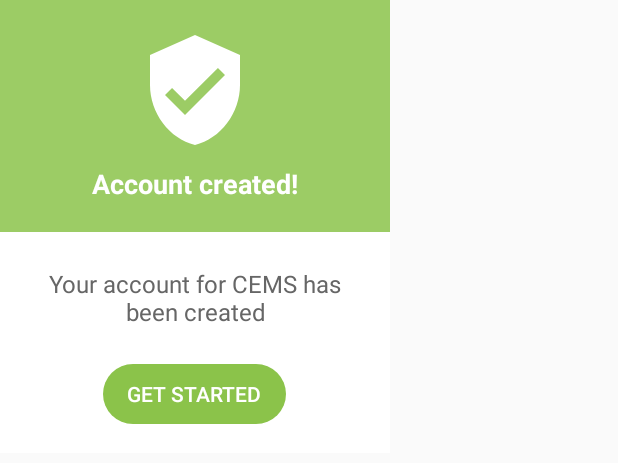
After one commit to gnanasreekar/CEMS, an Android app: the layout acc_confirmed.xml on its own in the app's theme, with its tools: preview values and no code run, on a phone screen of 412 x 824 dp. The commit adds this screen. Shown: the top 463 px of the screen. Run offline under Robolectric (Android 15) with nearby library versions, the phone set to English and light mode, and no system bars.

Commit message:
UI change

```diff
--- a/app/src/main/java/com/rgs/cems/Auth/Login.java
+++ b/app/src/main/java/com/rgs/cems/Auth/Login.java
@@ -85,6 +85,9 @@ public class Login extends AppCompatActivity {
                             editor.putString("name" , fb_name);
                             editor.putString("email" , fb_email);
                             editor.apply();
+                            Log.d("firebase" , fb_name);
+                            Log.d("firebase2" , fb_email);
+                            Log.d("firebase3" , fb_uid);
                         }
 
                         @Override
--- a/app/src/main/java/com/rgs/cems/Auth/Signup.java
+++ b/app/src/main/java/com/rgs/cems/Auth/Signup.java
@@ -91,7 +91,9 @@ public class Signup extends AppCompatActivity {
                                 databaseReference.child("Name").setValue(username.getText().toString());
                                 databaseReference.child("Email").setValue(emailId.getText().toString());
                                 databaseReference.child("UID").setValue(firebaseAuth.getUid());
-                                startActivity(new Intent(Signup.this, MainActivity.class));
+
+                                startActivity( new Intent(Signup.this, MainActivity.class));
+
                             }
                         }
                     });
@@ -147,4 +149,5 @@ public class Signup extends AppCompatActivity {
         dialog.getWindow().setAttributes(lp);
     }
 
+
 }
--- /dev/null
+++ b/app/src/main/res/drawable-v21/btn_rounded_green.xml
@@ -0,0 +1,46 @@
+<?xml version="1.0" encoding="utf-8"?>
+<selector xmlns:android="http://schemas.android.com/apk/res/android">
+    <item android:state_pressed="true">
+
+        <layer-list>
+            <item android:bottom="4dp" android:left="4dp" android:right="4dp" android:top="4dp">
+                <shape android:shape="rectangle">
+                    <corners android:bottomLeftRadius="30dp" android:bottomRightRadius="30dp" android:radius="60dp" android:topLeftRadius="30dp" android:topRightRadius="30dp" />
+                    <solid android:color="@color/light_green_600" />
+                    <padding android:bottom="0dp" android:left="0dp" android:right="0dp" android:top="0dp" />
+                    <size android:width="110dp" android:height="40dp" />
+                </shape>
+            </item>
+        </layer-list>
+
+    </item>
+    <item android:state_focused="true">
+
+        <layer-list>
+            <item android:bottom="4dp" android:left="4dp" android:right="4dp" android:top="4dp">
+                <shape android:shape="rectangle">
+                    <corners android:bottomLeftRadius="30dp" android:bottomRightRadius="30dp" android:radius="60dp" android:topLeftRadius="30dp" android:topRightRadius="30dp" />
+                    <solid android:color="@color/light_green_600" />
+                    <padding android:bottom="0dp" android:left="0dp" android:right="0dp" android:top="0dp" />
+                    <size android:width="110dp" android:height="40dp" />
+                </shape>
+            </item>
+        </layer-list>
+
+    </item>
+
+    <item>
+
+        <layer-list>
+            <item android:bottom="4dp" android:left="4dp" android:right="4dp" android:top="4dp">
+                <shape android:shape="rectangle">
+                    <corners android:bottomLeftRadius="30dp" android:bottomRightRadius="30dp" android:radius="60dp" android:topLeftRadius="30dp" android:topRightRadius="30dp" />
+                    <solid android:color="@color/light_green_500" />
+                    <padding android:bottom="0dp" android:left="0dp" android:right="0dp" android:top="0dp" />
+                    <size android:width="110dp" android:height="40dp" />
+                </shape>
+            </item>
+        </layer-list>
+
+    </item>
+</selector>
--- /dev/null
+++ b/app/src/main/res/drawable/ic_verified_user_black_24dp.xml
@@ -0,0 +1,5 @@
+<vector android:height="24dp" android:tint="#FAFAFA"
+    android:viewportHeight="24.0" android:viewportWidth="24.0"
+    android:width="24dp" xmlns:android="http://schemas.android.com/apk/res/android">
+    <path android:fillColor="#FF000000" android:pathData="M12,1L3,5v6c0,5.55 3.84,10.74 9,12 5.16,-1.26 9,-6.45 9,-12L21,5l-9,-4zM10,17l-4,-4 1.41,-1.41L10,14.17l6.59,-6.59L18,9l-8,8z"/>
+</vector>
--- /dev/null
+++ b/app/src/main/res/layout/acc_confirmed.xml
@@ -0,0 +1,76 @@
+<?xml version="1.0" encoding="utf-8"?>
+<LinearLayout xmlns:android="http://schemas.android.com/apk/res/android"
+    xmlns:app="http://schemas.android.com/apk/res-auto"
+    android:layout_width="260dp"
+    android:layout_height="wrap_content"
+    android:background="@android:color/white"
+    android:orientation="vertical">
+
+    <LinearLayout
+        android:layout_width="match_parent"
+        android:layout_height="wrap_content"
+        android:background="@color/green"
+        android:gravity="center"
+        android:minHeight="120dp"
+        android:orientation="vertical"
+        android:padding="@dimen/spacing_mlarge">
+
+        <ImageView
+            android:id="@+id/icon"
+            android:layout_width="80dp"
+            android:layout_height="80dp"
+            android:tint="@android:color/white"
+            android:src="@drawable/ic_verified_user_black_24dp" />
+
+        <TextView
+            android:id="@+id/title"
+            android:layout_width="wrap_content"
+            android:layout_height="wrap_content"
+            android:layout_marginTop="@dimen/spacing_middle"
+            android:text="Account created!"
+            android:textAppearance="@style/TextAppearance.AppCompat.Medium"
+            android:textColor="@android:color/white"
+            android:textStyle="bold" />
+
+    </LinearLayout>
+
+    <LinearLayout
+        android:layout_width="match_parent"
+        android:layout_height="wrap_content"
+        android:gravity="center_vertical|start"
+        android:orientation="vertical"
+        android:padding="@dimen/spacing_mlarge">
+
+        <TextView
+            android:id="@+id/content"
+            android:layout_width="wrap_content"
+            android:layout_height="wrap_content"
+            android:layout_marginTop="@dimen/spacing_small"
+            android:text="Your account for CEMS has been created"
+            android:textAlignment="center"
+            android:textAppearance="@style/TextAppearance.AppCompat.Subhead"
+            android:textColor="@color/grey_60" />
+    </LinearLayout>
+
+    <LinearLayout
+        android:id="@+id/lyt_action"
+        android:layout_width="match_parent"
+        android:layout_height="wrap_content"
+        android:layout_marginBottom="@dimen/spacing_large"
+        android:gravity="center"
+        android:orientation="horizontal">
+
+        <androidx.appcompat.widget.AppCompatButton
+            android:id="@+id/bt_close"
+            android:layout_width="wrap_content"
+            android:layout_height="wrap_content"
+            style="@style/Widget.AppCompat.Button.Borderless"
+            android:background="@drawable/btn_rounded_green"
+            android:paddingLeft="@dimen/spacing_mlarge"
+            android:paddingRight="@dimen/spacing_mlarge"
+            android:text="Get started"
+            android:textColor="@android:color/white" />
+
+    </LinearLayout>
+
+</LinearLayout>
--- a/app/src/main/res/layout/activity_main.xml
+++ b/app/src/main/res/layout/activity_main.xml
@@ -6,7 +6,7 @@
     android:layout_width="match_parent"
     android:layout_height="match_parent"
     android:fitsSystemWindows="true"
-    android:background="@color/dark"
+    android:background="@color/colorPrimaryDark"
     tools:openDrawer="start">
 
     <include
--- a/app/src/main/res/layout/nav_header_main.xml
+++ b/app/src/main/res/layout/nav_header_main.xml
@@ -3,7 +3,7 @@
     xmlns:app="http://schemas.android.com/apk/res-auto"
     android:layout_width="match_parent"
     android:layout_height="@dimen/nav_header_height"
-    android:background="@color/kindablue"
+    android:background="@color/dark"
     android:gravity="bottom"
     android:orientation="vertical"
     android:paddingLeft="@dimen/activity_horizontal_margin"
--- a/app/src/main/res/values/colors.xml
+++ b/app/src/main/res/values/colors.xml
@@ -26,5 +26,8 @@
     <color name="orange_600">#FB8C00</color>
     <color name="orange_500">#FF9800</color>
     <color name="mtrl_textinput_default_box_stroke_color" tools:override="true">#FF9800</color>
+    <color name="green">#9CCC65</color>
+    <color name="light_green_600">#7CB342</color>
+    <color name="light_green_500">#8BC34A</color>
 
 </resources>
```
Also changed, not shown: app/src/main/java/com/rgs/cems/MainActivity.java (+32 -11 lines), app/src/main/res/layout/activity_login.xml (+10 -1 lines), app/src/main/res/layout/content_main.xml (+1 -18 lines).
